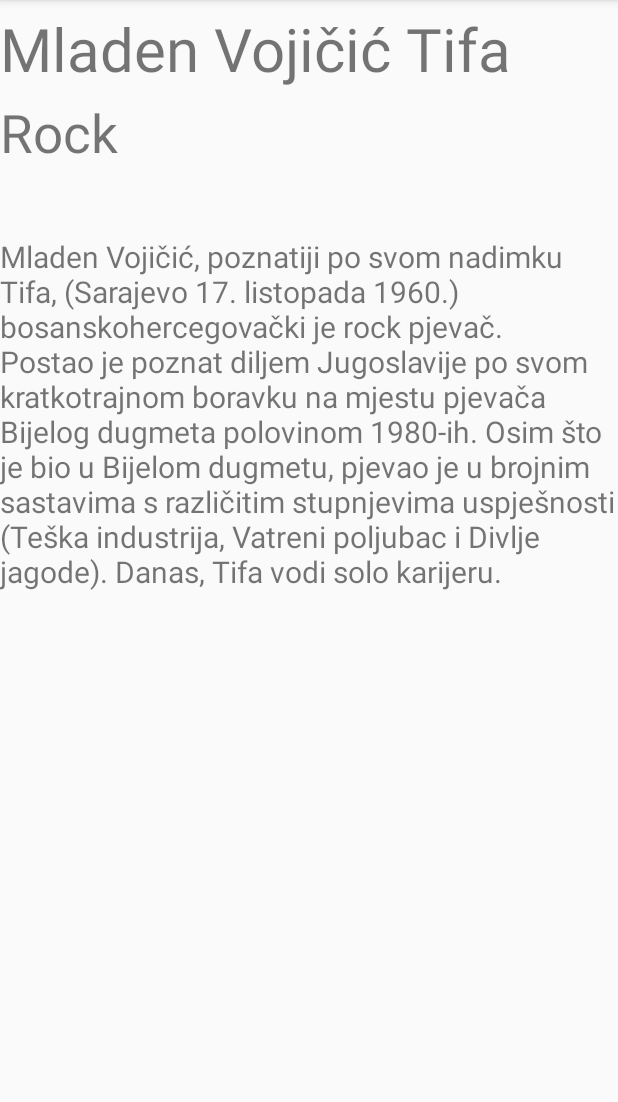
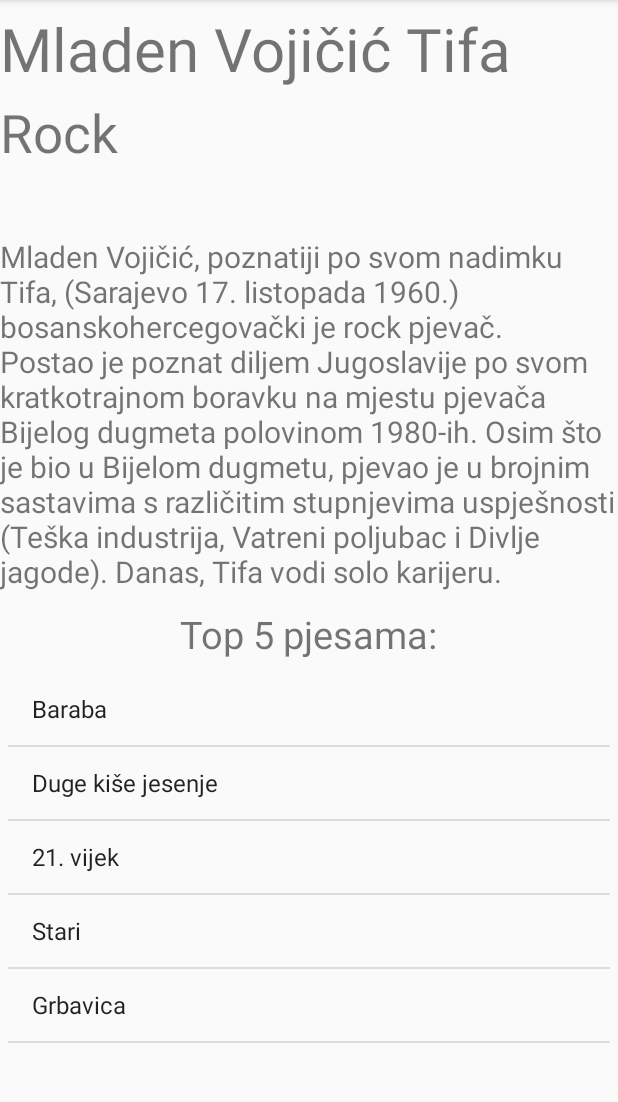
Before and after one commit to avid-dz/VJ-18182, an Android app: the screen it shows after launch (PrikazDetaljaOMuzicaruActivity), after a tap on "Mladen Vojičić Tifa", on a phone screen of 412 x 824 dp, the part 84-1186 px from its top. Run offline under Robolectric (Android 15) with nearby library versions, the light colour scheme and no system bars.

Commit message:
Doradjen prikaz detalja o muzicaru - dodan prikaz liste i naslova za tu listu

```diff
--- a/app/src/main/java/ba/unsa/etf/rma/VJ_18182/MainActivity.java
+++ b/app/src/main/java/ba/unsa/etf/rma/VJ_18182/MainActivity.java
@@ -31,6 +31,18 @@
         Resources resources = getResources();
         adapter = new ListaMuzicaraAdapter(this, listaMuzicara, resources);
         lista.setAdapter(adapter);
+        lista.setOnItemClickListener(new AdapterView.OnItemClickListener() {
+            @Override
+            public void onItemClick(AdapterView<?> parent, View view, int position, long id) {
+                Intent mojIntent = new Intent(MainActivity.this, PrikazDetaljaOMuzicaruActivity.class);
+                mojIntent.putExtra("imeIPrezimeMuzicara", listaMuzicara.get(position).getImeIPrezime());
+                mojIntent.putExtra("zanrMuzicara", listaMuzicara.get(position).getZanr());
+                mojIntent.putExtra("biografijaMuzicara", listaMuzicara.get(position).getBiografija());
+                mojIntent.putExtra("webStranicaMuzicara", listaMuzicara.get(position).getWebStranica());
+                mojIntent.putStringArrayListExtra("top5PjesamaMuzicara", listaMuzicara.get(position).getListaTop5Pjesama());
+                MainActivity.this.startActivity(mojIntent);
+            }
+        });
         /*dugme.setOnClickListener(new View.OnClickListener() {
             @Override
             public void onClick(View v) {
@@ -39,17 +51,6 @@
                 tekst.setText("");
             }
         });*/
-        lista.setOnItemClickListener(new AdapterView.OnItemClickListener() {
-            @Override
-            public void onItemClick(AdapterView<?> parent, View view, int position, long id) {
-                Intent mojIntent = new Intent(MainActivity.this, PrikazDetaljaOMuzicaruActivity.class);
-                mojIntent.putExtra("imeIPrezimeMuzicara", listaMuzicara.get(position).getImeIPrezime());
-                mojIntent.putExtra("zanrMuzicara", listaMuzicara.get(position).getZanr());
-                mojIntent.putExtra("biografijaMuzicara", listaMuzicara.get(position).getBiografija());
-                mojIntent.putExtra("webStranicaMuzicara", listaMuzicara.get(position).getWebStranica());
-                MainActivity.this.startActivity(mojIntent);
-            }
-        });
     }
 
     private void napuniListu() {
@@ -63,16 +64,28 @@
                 "www.nedeljkobajicbaja.com",
                 "Nedeljko Bajić Baja (9. juni 1968. Šipovo, Jugoslavija) je srbijanski " +
                         "pop-folk pjevač porijeklom iz Bosne i Hercegovine. ", "folk1", listaTop5Pjesama0));
+        ArrayList<String> listaTop5Pjesama1 = new ArrayList<>();
+        listaTop5Pjesama1.add("Nema nikoga dugo");
+        listaTop5Pjesama1.add("Zauvek");
+        listaTop5Pjesama1.add("Voli me i ne voli");
+        listaTop5Pjesama1.add("Najmanje");
+        listaTop5Pjesama1.add("Lozinka za raj");
         listaMuzicara.add(new Muzicar("Željko Vasić", "Pop",
                 "zeljkovasic.com", "Željko Vasić (rođen je 10. decembra 1979. " +
-                "godine u Zaječaru) je srpski pop pevač, kompozitor i tekstopisac.", "pop1", listaTop5Pjesama0));
+                "godine u Zaječaru) je srpski pop pevač, kompozitor i tekstopisac.", "pop1", listaTop5Pjesama1));
+        ArrayList<String> listaTop5Pjesama2 = new ArrayList<>();
+        listaTop5Pjesama2.add("Baraba");
+        listaTop5Pjesama2.add("Duge kiše jesenje");
+        listaTop5Pjesama2.add("21. vijek");
+        listaTop5Pjesama2.add("Stari");
+        listaTop5Pjesama2.add("Grbavica");
         listaMuzicara.add(new Muzicar("Mladen Vojičić Tifa", "Rock", "",
                 "Mladen Vojičić, poznatiji po svom nadimku Tifa, " +
                 "(Sarajevo 17. listopada 1960.) bosanskohercegovački je rock pjevač. " +
                 "Postao je poznat diljem Jugoslavije po svom kratkotrajnom boravku na mjestu pjevača " +
                 "Bijelog dugmeta polovinom 1980-ih. Osim što je bio u Bijelom dugmetu, pjevao je u brojnim sastavima " +
                 "s različitim stupnjevima uspješnosti (Teška industrija, Vatreni poljubac i Divlje jagode). " +
-                        "Danas, Tifa vodi solo karijeru.", "rock1", listaTop5Pjesama0));
+                        "Danas, Tifa vodi solo karijeru.", "rock1", listaTop5Pjesama2));
 
     }
 }
--- a/app/src/main/java/ba/unsa/etf/rma/VJ_18182/PrikazDetaljaOMuzicaruActivity.java
+++ b/app/src/main/java/ba/unsa/etf/rma/VJ_18182/PrikazDetaljaOMuzicaruActivity.java
@@ -30,8 +30,9 @@
         textViewWebStranicaMuzicara.setText(getIntent().getStringExtra("webStranicaMuzicara"));
         textViewBiografijaMuzicara = (TextView) findViewById(R.id.detaljiBiografijaMuzicara);
         textViewBiografijaMuzicara.setText(getIntent().getStringExtra("biografijaMuzicara"));
-        /*listaTop5Pjesama = (ListView) findViewById(R.id.detaljiTop5PjesamaMuzicara);
+        listaTop5Pjesama = (ListView) findViewById(R.id.detaljiTop5PjesamaMuzicara);
+        pjesme = getIntent().getStringArrayListExtra("top5PjesamaMuzicara");
         adapter = new ArrayAdapter<>(this, android.R.layout.simple_list_item_1, pjesme);
-        listaTop5Pjesama.setAdapter(adapter);*/
+        listaTop5Pjesama.setAdapter(adapter);
     }
 }
--- a/app/src/main/res/layout/detalji_o_muzicaru.xml
+++ b/app/src/main/res/layout/detalji_o_muzicaru.xml
@@ -45,7 +45,9 @@
         android:layout_height="wrap_content"
         android:paddingTop="5dp"
         android:paddingBottom="3dp"
-        android:textSize="25sp" />
+        android:textSize="25sp"
+        android:layout_gravity="center"
+        android:text="@string/top_5_pjesama_naslov" />
 
     <ListView
         android:id="@+id/detaljiTop5PjesamaMuzicara"
--- a/app/src/main/res/values/strings.xml
+++ b/app/src/main/res/values/strings.xml
@@ -2,4 +2,5 @@
     <string name="app_name">VJ-18182</string>
     <string name="opis_slike">Žanr</string>
     <string name="no_info">(nema informacija)</string>
+    <string name="top_5_pjesama_naslov">Top 5 pjesama:</string>
 </resources>
```
